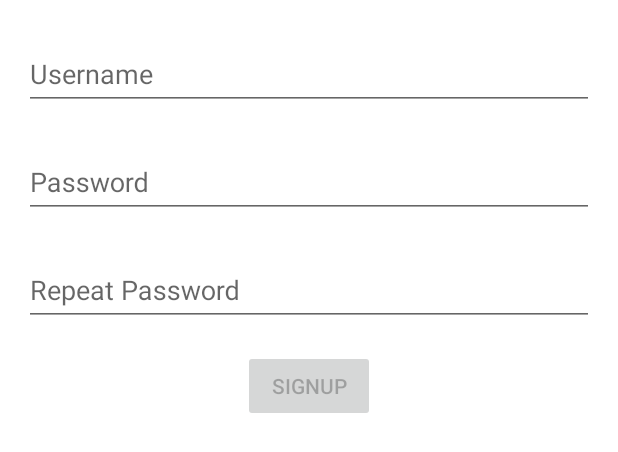
After one commit to willjgriff/RecyclerViewTestRepo, an Android app: the layout fragment_signup.xml on its own in the app's theme, with its tools: preview values and no code run, on a phone screen of 412 x 824 dp. The commit adds this screen. Shown: the top 452 px of the screen. Run offline under Robolectric (Android 15) with nearby library versions, the phone set to English and light mode, and no system bars.

Commit message:
Added Rx Signup screen test. Added dexcount for when building. Removed unused file.

```diff
--- a/playground/app/src/main/res/values/navigation_entries.xml
+++ b/playground/app/src/main/res/values/navigation_entries.xml
@@ -8,6 +8,7 @@
     <string name="navigation_so_questions_fragment">Stack Overflow Questions</string>
     <string name="navigation_top_movies_fragment">Top Movies</string>
     <string name="navigation_ethereum">Ethereum</string>
+    <string name="navigation_login">Login</string>
 
     <!--Navigation positions-->
     <integer name="navigation_list_activity">1</integer>
@@ -16,4 +17,5 @@
     <integer name="navigation_so_questions_fragment">4</integer>
     <integer name="navigation_top_movies_fragment">5</integer>
     <integer name="navigation_ethereum">6</integer>
+    <integer name="navigation_login">7</integer>
 </resources>
--- a/playground/app/src/main/res/values/strings.xml
+++ b/playground/app/src/main/res/values/strings.xml
@@ -28,4 +28,5 @@
 
     <!--Ethereum-->
     <string name="fragment_block_difficulty">Difficulty:</string>
+    <string name="fragment_signup_button">Signup</string>
 </resources>
--- a/playground/build.gradle
+++ b/playground/build.gradle
@@ -6,6 +6,7 @@ buildscript {
     }
     dependencies {
         classpath 'com.android.tools.build:gradle:2.1.0-alpha5'
+        classpath 'com.getkeepsafe.dexcount:dexcount-gradle-plugin:0.5.0'
 
         // NOTE: Do not place your application dependencies here; they belong
         // in the individual module build.gradle files
--- a/playground/ethereum/src/main/res/layout/fragment_block.xml
+++ b/playground/ethereum/src/main/res/layout/fragment_block.xml
@@ -40,8 +40,8 @@
             android:transformPivotY="90dp" />
 
         <ImageView
-            android:layout_width="120dp"
-            android:layout_height="90dp"
+            android:layout_width="100dp"
+            android:layout_height="80dp"
             android:src="@drawable/ic_mine2"
             android:layout_gravity="bottom"
             />
--- /dev/null
+++ b/playground/login/src/main/res/layout/fragment_signup.xml
@@ -0,0 +1,60 @@
+<?xml version="1.0" encoding="utf-8" ?>
+<LinearLayout xmlns:android="http://schemas.android.com/apk/res/android"
+    android:layout_width="match_parent"
+    android:layout_height="match_parent"
+    android:background="@color/white"
+    android:orientation="vertical"
+    android:paddingLeft="@dimen/xsmall"
+    android:paddingRight="@dimen/xsmall">
+
+    <!--Used to take the focus and prevent the first field
+    changing to focused state when first opening the screen-->
+    <View
+        android:layout_width="match_parent"
+        android:layout_height="1dp"
+        android:focusable="true"
+        android:focusableInTouchMode="true"/>
+
+    <android.support.design.widget.TextInputLayout
+        android:layout_width="match_parent"
+        android:layout_height="wrap_content"
+        android:paddingTop="@dimen/xsmall">
+        <EditText android:id="@+id/fragment_signup_username"
+            android:layout_width="match_parent"
+            android:layout_height="wrap_content"
+            android:inputType="textCapWords"
+            android:hint="Username" />
+    </android.support.design.widget.TextInputLayout>
+
+    <android.support.design.widget.TextInputLayout
+        android:layout_width="match_parent"
+        android:layout_height="wrap_content"
+        android:paddingTop="@dimen/xsmall">
+        <EditText android:id="@+id/fragment_signup_password1"
+            android:layout_width="match_parent"
+            android:layout_height="wrap_content"
+            android:inputType="textPassword"
+            android:hint="Password" />
+    </android.support.design.widget.TextInputLayout>
+
+    <android.support.design.widget.TextInputLayout
+        android:layout_width="match_parent"
+        android:layout_height="wrap_content"
+        android:paddingTop="@dimen/xsmall">
+        <EditText android:id="@+id/fragment_signup_password2"
+            android:layout_width="match_parent"
+            android:layout_height="wrap_content"
+            android:inputType="textPassword"
+            android:hint="Repeat Password" />
+    </android.support.design.widget.TextInputLayout>
+
+    <android.support.v7.widget.AppCompatButton
+        android:id="@+id/fragment_signup_button"
+        android:layout_width="wrap_content"
+        android:layout_height="@dimen/medium"
+        android:layout_gravity="center"
+        android:layout_marginTop="@dimen/xsmall"
+        android:enabled="false"
+        android:text="@string/fragment_signup_button"/>
+
+</LinearLayout>
--- a/playground/navigation/src/main/java/com/github/willjgriff/playground/navigation/NavigationActivity.java
+++ b/playground/navigation/src/main/java/com/github/willjgriff/playground/navigation/NavigationActivity.java
@@ -77,7 +77,7 @@ public class NavigationActivity extends AppCompatActivity implements NavigationE
         setNavigationToggle();
         startupApiCalls();
 
-        // TODO: this is just for testing RxAndroid
+        // This is just for testing RxAndroid, it will output using the standard Log.
         new RxJavaFun().play();
     }
 
@@ -104,6 +104,7 @@ public class NavigationActivity extends AppCompatActivity implements NavigationE
 
     @Override
     public boolean onOptionsItemSelected(MenuItem item) {
+        UiUtils.hideSoftKeyboard(getCurrentFocus(), this);
         return super.onOptionsItemSelected(item) || mNavigationToggle.onOptionsItemSelected(item);
     }
 
```
Also changed, not shown: playground/app/build.gradle (+20 -19 lines), playground/app/src/main/java/com/github/willjgriff/playground/utils/UiUtils.java (+10 -0 lines), playground/login/src/main/java/com/github/willjgriff/playground/login/LoginFragment.java (added, +75 -0 lines), playground/login/src/main/java/com/github/willjgriff/playground/login/LoginPresenter.java (added, +9 -0 lines), playground/login/src/main/java/com/github/willjgriff/playground/login/LoginPresenterImpl.java (added, +9 -0 lines), playground/login/src/main/java/com/github/willjgriff/playground/login/LoginView.java (added, +9 -0 lines), playground/navigation/src/main/java/com/github/willjgriff/playground/navigation/NavigationEntries.java (+10 -1 lines), 2 other files.
